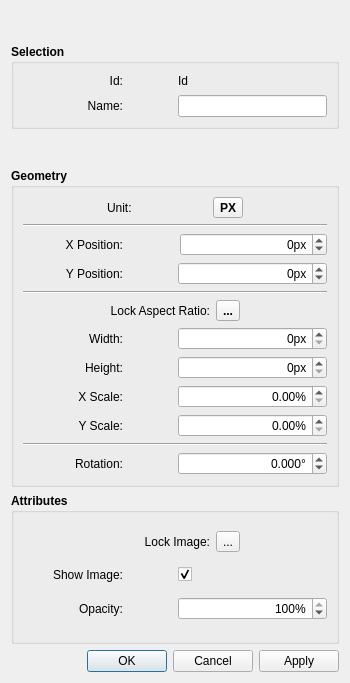
Qt form src/libs/tools/image_dialog.ui (FashionFreedom/Seamly2D) before a commit.
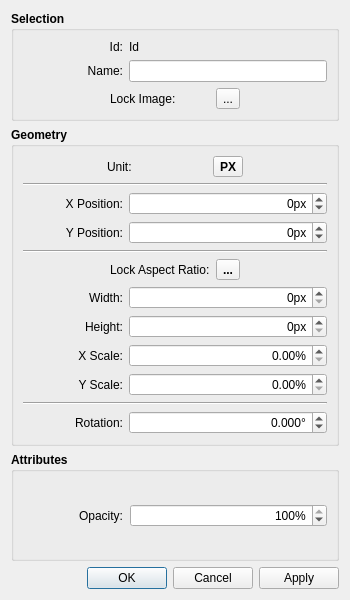
The same form after that commit. Icons and pictures are not drawn.

Commit message: fix: layout of image properties dialog updated

```diff
--- a/src/libs/tools/image_dialog.ui
+++ b/src/libs/tools/image_dialog.ui
@@ -10,19 +10,25 @@
     <x>0</x>
     <y>0</y>
     <width>350</width>
-    <height>683</height>
+    <height>600</height>
    </rect>
   </property>
+  <property name="sizePolicy">
+   <sizepolicy hsizetype="Fixed" vsizetype="Fixed">
+    <horstretch>0</horstretch>
+    <verstretch>0</verstretch>
+   </sizepolicy>
+  </property>
   <property name="minimumSize">
    <size>
     <width>350</width>
-    <height>683</height>
+    <height>600</height>
    </size>
   </property>
   <property name="maximumSize">
    <size>
     <width>350</width>
-    <height>683</height>
+    <height>600</height>
    </size>
   </property>
   <property name="windowTitle">
@@ -36,7 +42,7 @@
    <bool>false</bool>
   </property>
   <layout class="QVBoxLayout" name="verticalLayout_3">
-   <item alignment="Qt::AlignVCenter">
+   <item>
     <widget class="QGroupBox" name="selection_GroupBox">
      <property name="sizePolicy">
       <sizepolicy hsizetype="Preferred" vsizetype="Preferred">
@@ -64,15 +70,27 @@
      <property name="title">
       <string>Selection</string>
      </property>
-     <layout class="QVBoxLayout" name="verticalLayout_4">
+     <layout class="QVBoxLayout" name="verticalLayout_5">
       <item>
-       <layout class="QHBoxLayout" name="horizontalLayout_17">
-        <item alignment="Qt::AlignLeft">
+       <layout class="QFormLayout" name="formLayout_2">
+        <property name="labelAlignment">
+         <set>Qt::AlignBottom|Qt::AlignRight|Qt::AlignTrailing</set>
+        </property>
+        <property name="formAlignment">
+         <set>Qt::AlignLeading|Qt::AlignLeft|Qt::AlignVCenter</set>
+        </property>
+        <item row="0" column="0">
          <widget class="QLabel" name="id_Label">
+          <property name="sizePolicy">
+           <sizepolicy hsizetype="Fixed" vsizetype="Preferred">
+            <horstretch>0</horstretch>
+            <verstretch>0</verstretch>
+           </sizepolicy>
+          </property>
           <property name="minimumSize">
            <size>
             <width>100</width>
-            <height>0</height>
+            <height>10</height>
            </size>
           </property>
           <property name="font">
@@ -89,12 +107,18 @@
           </property>
          </widget>
         </item>
-        <item>
+        <item row="0" column="1">
          <widget class="QLabel" name="idText_Label">
+          <property name="sizePolicy">
+           <sizepolicy hsizetype="Preferred" vsizetype="Fixed">
+            <horstretch>0</horstretch>
+            <verstretch>0</verstretch>
+           </sizepolicy>
+          </property>
           <property name="minimumSize">
            <size>
             <width>100</width>
-            <height>0</height>
+            <height>10</height>
            </size>
           </property>
           <property name="font">
@@ -108,14 +132,10 @@
           </property>
          </widget>
         </item>
-       </layout>
-      </item>
-      <item>
-       <layout class="QHBoxLayout" name="horizontalLayout_18">
-        <item alignment="Qt::AlignLeft">
+        <item row="1" column="0">
          <widget class="QLabel" name="name_Label">
           <property name="sizePolicy">
-           <sizepolicy hsizetype="Preferred" vsizetype="Fixed">
+           <sizepolicy hsizetype="Fixed" vsizetype="Preferred">
             <horstretch>0</horstretch>
             <verstretch>0</verstretch>
            </sizepolicy>
@@ -123,7 +143,7 @@
           <property name="minimumSize">
            <size>
             <width>100</width>
-            <height>0</height>
+            <height>10</height>
            </size>
           </property>
           <property name="maximumSize">
@@ -146,7 +166,7 @@
           </property>
          </widget>
         </item>
-        <item>
+        <item row="1" column="1">
          <widget class="QLineEdit" name="name_LineEdit">
           <property name="sizePolicy">
            <sizepolicy hsizetype="Preferred" vsizetype="Fixed">
@@ -164,6 +184,96 @@
         </item>
        </layout>
       </item>
+      <item>
+       <layout class="QHBoxLayout" name="horizontalLayout_3">
+        <item>
+         <spacer name="horizontalSpacer_5">
+          <property name="orientation">
+           <enum>Qt::Horizontal</enum>
+          </property>
+          <property name="sizeHint" stdset="0">
+           <size>
+            <width>40</width>
+            <height>20</height>
+           </size>
+          </property>
+         </spacer>
+        </item>
+        <item>
+         <widget class="QLabel" name="lockImage_Label">
+          <property name="sizePolicy">
+           <sizepolicy hsizetype="Fixed" vsizetype="Preferred">
+            <horstretch>0</horstretch>
+            <verstretch>0</verstretch>
+           </sizepolicy>
+          </property>
+          <property name="minimumSize">
+           <size>
+            <width>100</width>
+            <height>10</height>
+           </size>
+          </property>
+          <property name="font">
+           <font>
+            <pointsize>9</pointsize>
+            <bold>false</bold>
+           </font>
+          </property>
+          <property name="text">
+           <string>Lock Image:</string>
+          </property>
+          <property name="alignment">
+           <set>Qt::AlignLeading|Qt::AlignLeft|Qt::AlignVCenter</set>
+          </property>
+         </widget>
+        </item>
+        <item>
+         <widget class="QToolButton" name="lockImage_ToolButton">
+          <property name="font">
+           <font>
+            <bold>false</bold>
+           </font>
+          </property>
+          <property name="toolTip">
+           <string notr="true"/>
+          </property>
+          <property name="styleSheet">
+           <string notr="true">QToolButton:checked {
+    background-color: #f0f0f0;
+}
+QToolButton:!checked {
+    background-color: #f0f0f0;
+}
+</string>
+          </property>
+          <property name="text">
+           <string notr="true">...</string>
+          </property>
+          <property name="icon">
+           <iconset resource="../vmisc/share/resources/icon.qrc">
+            <normaloff>:/icon/32x32/lock_off.png</normaloff>
+            <normalon>:/icon/32x32/lock_on.png</normalon>:/icon/32x32/lock_off.png</iconset>
+          </property>
+          <property name="checkable">
+           <bool>true</bool>
+          </property>
+         </widget>
+        </item>
+        <item>
+         <spacer name="horizontalSpacer_6">
+          <property name="orientation">
+           <enum>Qt::Horizontal</enum>
+          </property>
+          <property name="sizeHint" stdset="0">
+           <size>
+            <width>40</width>
+            <height>20</height>
+           </size>
+          </property>
+         </spacer>
+        </item>
+       </layout>
+      </item>
      </layout>
     </widget>
    </item>
@@ -189,9 +299,9 @@
      <property name="title">
       <string>Geometry</string>
      </property>
-     <layout class="QVBoxLayout" name="verticalLayout" stretch="0,0,0,0,0,0,0,0,0,0,0,0">
+     <layout class="QVBoxLayout" name="verticalLayout" stretch="0,0,0,0,0,0,0,0">
       <item>
-       <layout class="QHBoxLayout" name="horizontalLayout_37">
+       <layout class="QHBoxLayout" name="horizontalLayout_2">
         <item>
          <spacer name="horizontalSpacer_3">
           <property name="orientation">
@@ -207,24 +317,27 @@
         </item>
         <item>
          <widget class="QLabel" name="label_2">
+          <property name="sizePolicy">
+           <sizepolicy hsizetype="Fixed" vsizetype="Preferred">
+            <horstretch>0</horstretch>
+            <verstretch>0</verstretch>
+           </sizepolicy>
+          </property>
           <property name="minimumSize">
            <size>
             <width>100</width>
             <height>0</height>
            </size>
           </property>
-          <property name="maximumSize">
-           <size>
-            <width>16777215</width>
-            <height>16777215</height>
-           </size>
-          </property>
           <property name="font">
            <font>
             <pointsize>9</pointsize>
             <bold>false</bold>
            </font>
           </property>
+          <property name="layoutDirection">
+           <enum>Qt::LeftToRight</enum>
+          </property>
           <property name="text">
            <string>Unit:</string>
           </property>
@@ -294,13 +407,17 @@
        </widget>
       </item>
       <item>
-       <layout class="QHBoxLayout" name="horizontalLayout">
-        <item>
-         <layout class="QHBoxLayout" name="horizontalLayout_20">
-          <item alignment="Qt::AlignLeft">
+       <layout class="QFormLayout" name="formLayout_4">
+        <property name="labelAlignment">
+         <set>Qt::AlignBottom|Qt::AlignRight|Qt::AlignTrailing</set>
+        </property>
+        <property name="formAlignment">
+         <set>Qt::AlignLeading|Qt::AlignLeft|Qt::AlignVCenter</set>
+        </property>
+        <item row="0" column="0">
            <widget class="QLabel" name="xPosition_Label">
             <property name="sizePolicy">
-             <sizepolicy hsizetype="Preferred" vsizetype="Preferred">
+           <sizepolicy hsizetype="Fixed" vsizetype="Preferred">
               <horstretch>0</horstretch>
               <verstretch>0</verstretch>
              </sizepolicy>
@@ -308,7 +425,7 @@
             <property name="minimumSize">
              <size>
               <width>100</width>
-              <height>0</height>
+            <height>10</height>
              </size>
             </property>
             <property name="font">
@@ -325,22 +442,20 @@
             </property>
            </widget>
           </item>
-         </layout>
-        </item>
-        <item>
+        <item row="0" column="1">
          <widget class="QDoubleSpinBox" name="xPosition_DoubleSpinBox">
+          <property name="sizePolicy">
+           <sizepolicy hsizetype="Preferred" vsizetype="Fixed">
+            <horstretch>0</horstretch>
+            <verstretch>0</verstretch>
+           </sizepolicy>
+          </property>
           <property name="minimumSize">
            <size>
             <width>75</width>
             <height>0</height>
            </size>
           </property>
-          <property name="maximumSize">
-           <size>
-            <width>147</width>
-            <height>26</height>
-           </size>
-          </property>
           <property name="font">
            <font>
             <bold>false</bold>
@@ -366,16 +481,10 @@
           </property>
          </widget>
         </item>
-       </layout>
-      </item>
-      <item>
-       <layout class="QHBoxLayout" name="horizontalLayout_2">
-        <item>
-         <layout class="QHBoxLayout" name="horizontalLayout_21">
-          <item alignment="Qt::AlignLeft">
+        <item row="1" column="0">
            <widget class="QLabel" name="yPosition_Label">
             <property name="sizePolicy">
-             <sizepolicy hsizetype="Preferred" vsizetype="Preferred">
+           <sizepolicy hsizetype="Fixed" vsizetype="Preferred">
               <horstretch>0</horstretch>
               <verstretch>0</verstretch>
              </sizepolicy>
@@ -383,7 +492,7 @@
             <property name="minimumSize">
              <size>
               <width>100</width>
-              <height>0</height>
+            <height>10</height>
              </size>
             </property>
             <property name="font">
@@ -400,10 +509,14 @@
             </property>
            </widget>
           </item>
-         </layout>
-        </item>
-        <item>
+        <item row="1" column="1">
          <widget class="QDoubleSpinBox" name="yPosition_DoubleSpinBox">
+          <property name="sizePolicy">
+           <sizepolicy hsizetype="Preferred" vsizetype="Fixed">
+            <horstretch>0</horstretch>
+            <verstretch>0</verstretch>
+           </sizepolicy>
+          </property>
           <property name="minimumSize">
            <size>
             <width>75</width>
@@ -445,11 +558,12 @@
        </widget>
       </item>
       <item>
-       <layout class="QHBoxLayout" name="horizontalLayout_34">
+       <layout class="QHBoxLayout" name="horizontalLayout">
+        <property name="sizeConstraint">
+         <enum>QLayout::SetDefaultConstraint</enum>
+        </property>
         <item>
-         <layout class="QHBoxLayout" name="horizontalLayout_40" stretch="0,0,0,0">
-          <item>
-           <spacer name="horizontalSpacer_5">
+         <spacer name="horizontalSpacer">
             <property name="orientation">
              <enum>Qt::Horizontal</enum>
             </property>
@@ -463,10 +577,16 @@
           </item>
           <item>
            <widget class="QLabel" name="lockAspectRatio_Label">
+          <property name="sizePolicy">
+           <sizepolicy hsizetype="Fixed" vsizetype="Preferred">
+            <horstretch>0</horstretch>
+            <verstretch>0</verstretch>
+           </sizepolicy>
+          </property>
             <property name="minimumSize">
              <size>
               <width>100</width>
-              <height>0</height>
+            <height>20</height>
              </size>
             </property>
             <property name="maximumSize">
@@ -485,7 +605,7 @@
              <string>Lock Aspect Ratio:</string>
             </property>
             <property name="alignment">
-             <set>Qt::AlignRight|Qt::AlignTrailing|Qt::AlignVCenter</set>
+           <set>Qt::AlignLeading|Qt::AlignLeft|Qt::AlignVCenter</set>
             </property>
            </widget>
           </item>
@@ -523,7 +643,7 @@
            </widget>
           </item>
           <item>
-           <spacer name="horizontalSpacer_6">
+         <spacer name="horizontalSpacer_2">
             <property name="orientation">
              <enum>Qt::Horizontal</enum>
             </property>
@@ -537,16 +657,20 @@
           </item>
          </layout>
         </item>
-       </layout>
-      </item>
       <item>
-       <layout class="QHBoxLayout" name="horizontalLayout_3">
+       <layout class="QVBoxLayout" name="verticalLayout_4">
         <item>
-         <layout class="QHBoxLayout" name="horizontalLayout_22">
-          <item alignment="Qt::AlignLeft">
+         <layout class="QFormLayout" name="formLayout_5">
+          <property name="labelAlignment">
+           <set>Qt::AlignBottom|Qt::AlignRight|Qt::AlignTrailing</set>
+          </property>
+          <property name="formAlignment">
+           <set>Qt::AlignLeading|Qt::AlignLeft|Qt::AlignVCenter</set>
+          </property>
+          <item row="0" column="0">
            <widget class="QLabel" name="width_Label">
             <property name="sizePolicy">
-             <sizepolicy hsizetype="Preferred" vsizetype="Preferred">
+             <sizepolicy hsizetype="Fixed" vsizetype="Preferred">
               <horstretch>0</horstretch>
               <verstretch>0</verstretch>
              </sizepolicy>
@@ -554,7 +678,7 @@
             <property name="minimumSize">
              <size>
               <width>100</width>
-              <height>0</height>
+              <height>20</height>
              </size>
             </property>
             <property name="font">
@@ -571,22 +695,20 @@
             </property>
            </widget>
           </item>
-         </layout>
-        </item>
-        <item>
+          <item row="0" column="1">
          <widget class="QDoubleSpinBox" name="width_DoubleSpinBox">
+            <property name="sizePolicy">
+             <sizepolicy hsizetype="Preferred" vsizetype="Fixed">
+              <horstretch>0</horstretch>
+              <verstretch>0</verstretch>
+             </sizepolicy>
+            </property>
           <property name="minimumSize">
            <size>
             <width>75</width>
             <height>0</height>
            </size>
           </property>
-          <property name="maximumSize">
-           <size>
-            <width>66622</width>
-            <height>2288</height>
-           </size>
-          </property>
           <property name="font">
            <font>
             <bold>false</bold>
@@ -612,16 +734,10 @@
           </property>
          </widget>
         </item>
-       </layout>
-      </item>
-      <item>
-       <layout class="QHBoxLayout" name="horizontalLayout_4">
-        <item>
-         <layout class="QHBoxLayout" name="horizontalLayout_24">
-          <item alignment="Qt::AlignLeft">
+          <item row="1" column="0">
            <widget class="QLabel" name="height_Label">
             <property name="sizePolicy">
-             <sizepolicy hsizetype="Preferred" vsizetype="Preferred">
+             <sizepolicy hsizetype="Fixed" vsizetype="Preferred">
               <horstretch>0</horstretch>
               <verstretch>0</verstretch>
              </sizepolicy>
@@ -629,7 +745,7 @@
             <property name="minimumSize">
              <size>
               <width>100</width>
-              <height>0</height>
+              <height>10</height>
              </size>
             </property>
             <property name="font">
@@ -646,10 +762,14 @@
             </property>
            </widget>
           </item>
-         </layout>
-        </item>
-        <item>
+          <item row="1" column="1">
          <widget class="QDoubleSpinBox" name="height_DoubleSpinBox">
+            <property name="sizePolicy">
+             <sizepolicy hsizetype="Preferred" vsizetype="Fixed">
+              <horstretch>0</horstretch>
+              <verstretch>0</verstretch>
+             </sizepolicy>
+            </property>
           <property name="minimumSize">
            <size>
             <width>75</width>
@@ -681,16 +801,10 @@
           </property>
          </widget>
         </item>
-       </layout>
-      </item>
-      <item>
-       <layout class="QHBoxLayout" name="horizontalLayout_5">
-        <item>
-         <layout class="QHBoxLayout" name="horizontalLayout_25">
-          <item alignment="Qt::AlignLeft">
+          <item row="2" column="0">
            <widget class="QLabel" name="xScale_Label">
             <property name="sizePolicy">
-             <sizepolicy hsizetype="Preferred" vsizetype="Preferred">
+             <sizepolicy hsizetype="Fixed" vsizetype="Preferred">
               <horstretch>0</horstretch>
               <verstretch>0</verstretch>
              </sizepolicy>
@@ -698,7 +812,7 @@
             <property name="minimumSize">
              <size>
               <width>100</width>
-              <height>0</height>
+              <height>10</height>
              </size>
             </property>
             <property name="font">
@@ -715,10 +829,14 @@
             </property>
            </widget>
           </item>
-         </layout>
-        </item>
-        <item>
+          <item row="2" column="1">
          <widget class="QDoubleSpinBox" name="xScale_DoubleSpinBox">
+            <property name="sizePolicy">
+             <sizepolicy hsizetype="Preferred" vsizetype="Fixed">
+              <horstretch>0</horstretch>
+              <verstretch>0</verstretch>
+             </sizepolicy>
+            </property>
           <property name="minimumSize">
            <size>
             <width>75</width>
@@ -747,16 +865,10 @@
           </property>
          </widget>
         </item>
-       </layout>
-      </item>
-      <item>
-       <layout class="QHBoxLayout" name="horizontalLayout_6">
-        <item>
-         <layout class="QHBoxLayout" name="horizontalLayout_26">
-          <item alignment="Qt::AlignLeft">
+          <item row="3" column="0">
            <widget class="QLabel" name="yScale_Label">
             <property name="sizePolicy">
-             <sizepolicy hsizetype="Preferred" vsizetype="Preferred">
+             <sizepolicy hsizetype="Fixed" vsizetype="Preferred">
               <horstretch>0</horstretch>
               <verstretch>0</verstretch>
              </sizepolicy>
@@ -764,7 +876,7 @@
             <property name="minimumSize">
              <size>
               <width>100</width>
-              <height>0</height>
+              <height>10</height>
              </size>
             </property>
             <property name="font">
@@ -781,10 +893,14 @@
             </property>
            </widget>
           </item>
-         </layout>
-        </item>
-        <item>
+          <item row="3" column="1">
          <widget class="QDoubleSpinBox" name="yScale_DoubleSpinBox">
+            <property name="sizePolicy">
+             <sizepolicy hsizetype="Preferred" vsizetype="Fixed">
+              <horstretch>0</horstretch>
+              <verstretch>0</verstretch>
+             </sizepolicy>
+            </property>
           <property name="minimumSize">
            <size>
             <width>75</width>
@@ -812,6 +928,8 @@
            <double>99999.000000000000000</double>
           </property>
          </widget>
+          </item>
+         </layout>
         </item>
        </layout>
       </item>
@@ -823,13 +941,17 @@
        </widget>
       </item>
       <item>
-       <layout class="QHBoxLayout" name="horizontalLayout_7">
-        <item>
-         <layout class="QHBoxLayout" name="horizontalLayout_27">
-          <item alignment="Qt::AlignLeft">
+       <layout class="QFormLayout" name="formLayout_6">
+        <property name="labelAlignment">
+         <set>Qt::AlignBottom|Qt::AlignRight|Qt::AlignTrailing</set>
+        </property>
+        <property name="formAlignment">
+         <set>Qt::AlignLeading|Qt::AlignLeft|Qt::AlignVCenter</set>
+        </property>
+        <item row="0" column="0">
            <widget class="QLabel" name="rotation_Label_7">
             <property name="sizePolicy">
-             <sizepolicy hsizetype="Preferred" vsizetype="Preferred">
+           <sizepolicy hsizetype="Fixed" vsizetype="Preferred">
               <horstretch>0</horstretch>
               <verstretch>0</verstretch>
              </sizepolicy>
@@ -837,7 +959,7 @@
             <property name="minimumSize">
              <size>
               <width>100</width>
-              <height>0</height>
+            <height>10</height>
              </size>
             </property>
             <property name="font">
@@ -854,10 +976,14 @@
             </property>
            </widget>
           </item>
-         </layout>
-        </item>
-        <item>
+        <item row="0" column="1">
          <widget class="QDoubleSpinBox" name="rotation_DoubleSpinBox">
+          <property name="sizePolicy">
+           <sizepolicy hsizetype="Preferred" vsizetype="Fixed">
+            <horstretch>0</horstretch>
+            <verstretch>0</verstretch>
+           </sizepolicy>
+          </property>
           <property name="minimumSize">
            <size>
             <width>75</width>
@@ -908,148 +1034,21 @@
       <string>Attributes</string>
      </property>
      <layout class="QVBoxLayout" name="verticalLayout_2">
-      <item>
-       <layout class="QHBoxLayout" name="horizontalLayout_9">
-        <item>
-         <layout class="QHBoxLayout" name="horizontalLayout_29">
-          <item>
-           <spacer name="horizontalSpacer">
-            <property name="orientation">
-             <enum>Qt::Horizontal</enum>
-            </property>
-            <property name="sizeHint" stdset="0">
-             <size>
-              <width>40</width>
-              <height>20</height>
-             </size>
-            </property>
-           </spacer>
-          </item>
-          <item alignment="Qt::AlignRight">
-           <widget class="QLabel" name="lockImage_Label">
-            <property name="minimumSize">
-             <size>
-              <width>100</width>
-              <height>0</height>
-             </size>
-            </property>
-            <property name="font">
-             <font>
-              <pointsize>9</pointsize>
-              <bold>false</bold>
-             </font>
-            </property>
-            <property name="text">
-             <string>Lock Image:</string>
-            </property>
-            <property name="alignment">
-             <set>Qt::AlignRight|Qt::AlignTrailing|Qt::AlignVCenter</set>
-            </property>
-           </widget>
-          </item>
-          <item alignment="Qt::AlignLeft">
-           <widget class="QToolButton" name="lockImage_ToolButton">
-            <property name="font">
-             <font>
-              <bold>false</bold>
-             </font>
-            </property>
-            <property name="toolTip">
-             <string notr="true"/>
-            </property>
-            <property name="styleSheet">
-             <string notr="true">QToolButton:checked {
-    background-color: #f0f0f0;
-}
-QToolButton:!checked {
-    background-color: #f0f0f0;
-}
-</string>
-            </property>
-            <property name="text">
-             <string notr="true">...</string>
-            </property>
-            <property name="icon">
-             <iconset resource="../vmisc/share/resources/icon.qrc">
-              <normaloff>:/icon/32x32/lock_off.png</normaloff>
-              <normalon>:/icon/32x32/lock_on.png</normalon>:/icon/32x32/lock_off.png</iconset>
-            </property>
-            <property name="checkable">
-             <bool>true</bool>
-            </property>
-           </widget>
-          </item>
+      <property name="spacing">
+       <number>7</number>
+      </property>
           <item>
-           <spacer name="horizontalSpacer_2">
-            <property name="orientation">
-             <enum>Qt::Horizontal</enum>
-            </property>
-            <property name="sizeHint" stdset="0">
-             <size>
-              <width>40</width>
-              <height>20</height>
-             </size>
-            </property>
-           </spacer>
-          </item>
-         </layout>
-        </item>
-       </layout>
-      </item>
-      <item>
-       <layout class="QHBoxLayout" name="horizontalLayout_10">
-        <item alignment="Qt::AlignLeft">
-         <widget class="QLabel" name="showLabel_Label">
-          <property name="minimumSize">
-           <size>
-            <width>100</width>
-            <height>0</height>
-           </size>
-          </property>
-          <property name="font">
-           <font>
-            <pointsize>9</pointsize>
-            <bold>false</bold>
-           </font>
-          </property>
-          <property name="text">
-           <string>Show Image:</string>
-          </property>
-          <property name="alignment">
-           <set>Qt::AlignRight|Qt::AlignTrailing|Qt::AlignVCenter</set>
-          </property>
-         </widget>
-        </item>
-        <item>
-         <widget class="QCheckBox" name="visibility_CheckBox">
-          <property name="sizePolicy">
-           <sizepolicy hsizetype="Preferred" vsizetype="Fixed">
-            <horstretch>0</horstretch>
-            <verstretch>0</verstretch>
-           </sizepolicy>
-          </property>
-          <property name="text">
-           <string/>
-          </property>
-          <property name="icon">
-           <iconset resource="../vmisc/share/resources/icon.qrc">
-            <normaloff>:/icon/32x32/visible_on.png</normaloff>:/icon/32x32/visible_on.png</iconset>
-          </property>
-          <property name="checked">
-           <bool>true</bool>
-          </property>
-         </widget>
-        </item>
-       </layout>
-      </item>
-      <item>
-       <layout class="QHBoxLayout" name="horizontalLayout_8">
-        <item>
-         <layout class="QHBoxLayout" name="horizontalLayout_30">
-          <item alignment="Qt::AlignLeft">
+       <layout class="QFormLayout" name="formLayout_7">
+        <property name="labelAlignment">
+         <set>Qt::AlignBottom|Qt::AlignRight|Qt::AlignTrailing</set>
+        </property>
+        <property name="formAlignment">
+         <set>Qt::AlignLeading|Qt::AlignLeft|Qt::AlignVCenter</set>
+        </property>
+        <item row="0" column="0">
            <widget class="QLabel" name="opacity_Label">
             <property name="sizePolicy">
-             <sizepolicy hsizetype="Preferred" vsizetype="Preferred">
+           <sizepolicy hsizetype="Fixed" vsizetype="Preferred">
               <horstretch>0</horstretch>
               <verstretch>0</verstretch>
              </sizepolicy>
@@ -1057,7 +1056,7 @@
             <property name="minimumSize">
              <size>
               <width>100</width>
-              <height>0</height>
+            <height>10</height>
              </size>
             </property>
             <property name="font">
@@ -1074,10 +1073,14 @@
             </property>
            </widget>
           </item>
-         </layout>
-        </item>
-        <item>
+        <item row="0" column="1">
          <widget class="QDoubleSpinBox" name="opacity_DoubleSpinBox">
+          <property name="sizePolicy">
+           <sizepolicy hsizetype="Preferred" vsizetype="Fixed">
+            <horstretch>0</horstretch>
+            <verstretch>0</verstretch>
+           </sizepolicy>
+          </property>
           <property name="minimumSize">
            <size>
             <width>75</width>
```
Lines whose indentation alone changed are shown as unchanged. The commit also changes 1 other file.
